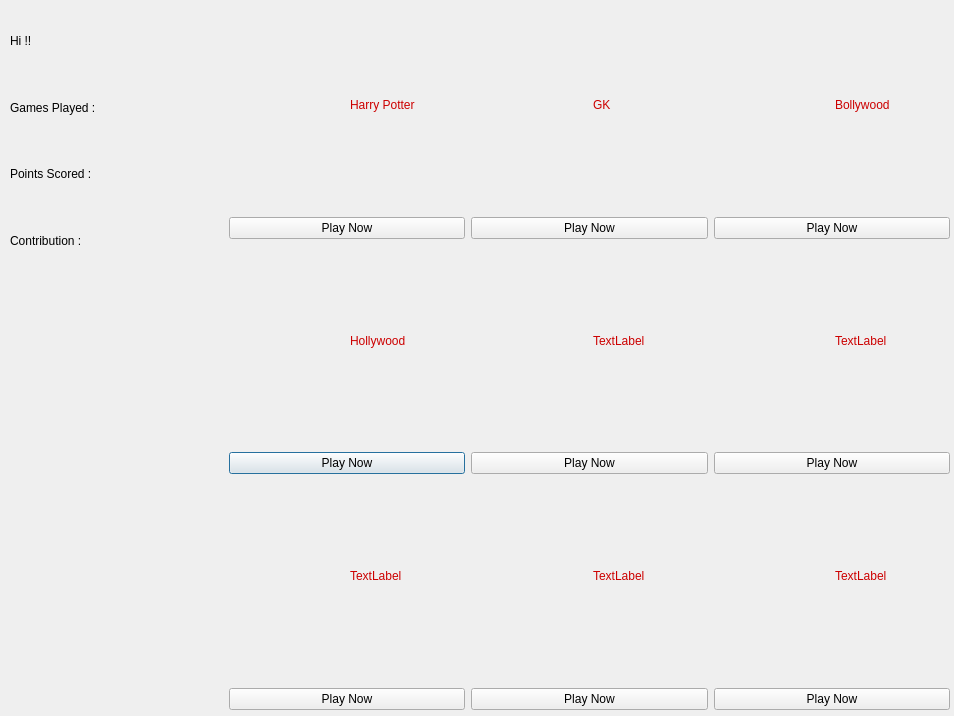
Before: the Qt Designer form APVQuiz/mainwindow.ui in prateekkumarweb/apvquiz-client, drawn with Qt 5.
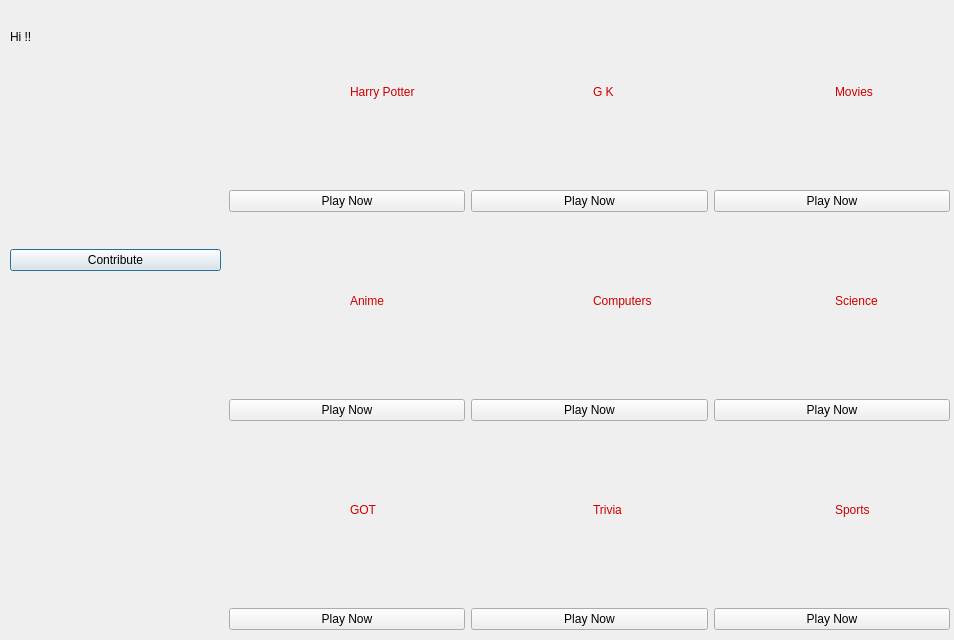
After: the same form once the commit is applied.

Commit message: Added contributions class and ui and opponent left feature

What changed in the file:
```diff
--- a/APVQuiz/mainwindow.ui
+++ b/APVQuiz/mainwindow.ui
@@ -7,7 +7,7 @@
     <x>0</x>
     <y>0</y>
     <width>954</width>
-    <height>716</height>
+    <height>640</height>
    </rect>
   </property>
   <property name="windowTitle">
@@ -33,21 +33,28 @@
     <item>
      <widget class="QLabel" name="gamesLabel">
       <property name="text">
-       <string>Games Played : </string>
+       <string/>
       </property>
      </widget>
     </item>
     <item>
      <widget class="QLabel" name="pointsLabel">
       <property name="text">
-       <string>Points Scored : </string>
+       <string/>
       </property>
      </widget>
     </item>
     <item>
      <widget class="QLabel" name="contriLabel">
       <property name="text">
-       <string>Contribution : </string>
+       <string/>
+      </property>
+     </widget>
+    </item>
+    <item>
+     <widget class="QPushButton" name="contributePushButton">
+      <property name="text">
+       <string>Contribute</string>
       </property>
      </widget>
     </item>
@@ -59,7 +66,7 @@
      <x>229</x>
      <y>9</y>
      <width>721</width>
-     <height>701</height>
+     <height>621</height>
     </rect>
    </property>
    <layout class="QGridLayout" name="gamesGridLayout">
@@ -81,7 +88,7 @@
 font: 14pt &quot;Ubuntu&quot;;</string>
           </property>
           <property name="text">
-           <string>Hollywood</string>
+           <string>Anime</string>
           </property>
          </widget>
         </item>
@@ -130,7 +137,7 @@
 font: 14pt &quot;Ubuntu&quot;;</string>
           </property>
           <property name="text">
-           <string>Bollywood</string>
+           <string>Movies</string>
           </property>
          </widget>
         </item>
@@ -228,7 +235,7 @@
 font: 14pt &quot;Ubuntu&quot;;</string>
           </property>
           <property name="text">
-           <string>TextLabel</string>
+           <string>GOT</string>
           </property>
          </widget>
         </item>
@@ -277,7 +284,7 @@
 font: 14pt &quot;Ubuntu&quot;;</string>
           </property>
           <property name="text">
-           <string>GK</string>
+           <string>G K</string>
           </property>
          </widget>
         </item>
@@ -333,7 +340,7 @@
 font: 14pt &quot;Ubuntu&quot;;</string>
           </property>
           <property name="text">
-           <string>TextLabel</string>
+           <string>Computers</string>
           </property>
          </widget>
         </item>
@@ -382,7 +389,7 @@
 font: 14pt &quot;Ubuntu&quot;;</string>
           </property>
           <property name="text">
-           <string>TextLabel</string>
+           <string>Trivia</string>
           </property>
          </widget>
         </item>
@@ -431,7 +438,7 @@
 font: 14pt &quot;Ubuntu&quot;;</string>
           </property>
           <property name="text">
-           <string>TextLabel</string>
+           <string>Science</string>
           </property>
          </widget>
         </item>
@@ -487,7 +494,7 @@
 font: 14pt &quot;Ubuntu&quot;;</string>
           </property>
           <property name="text">
-           <string>TextLabel</string>
+           <string>Sports</string>
           </property>
          </widget>
         </item>
```
Left out of the diff: 77 changed lines with no effect on the pictures. The commit also changes 11 other files.
